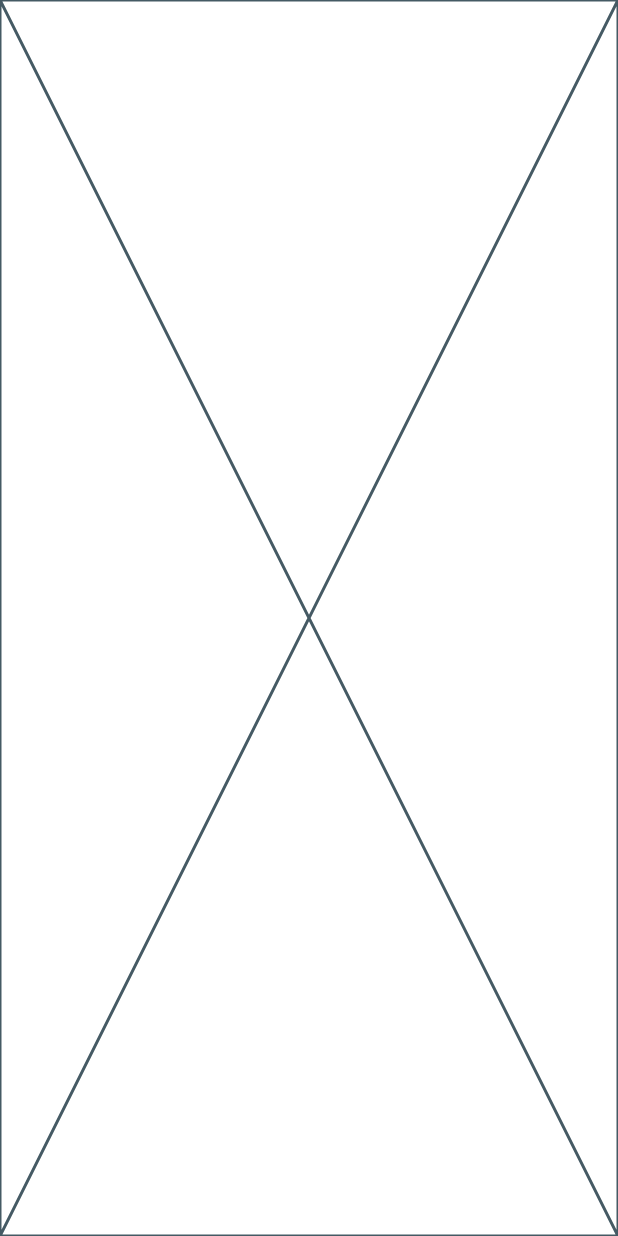
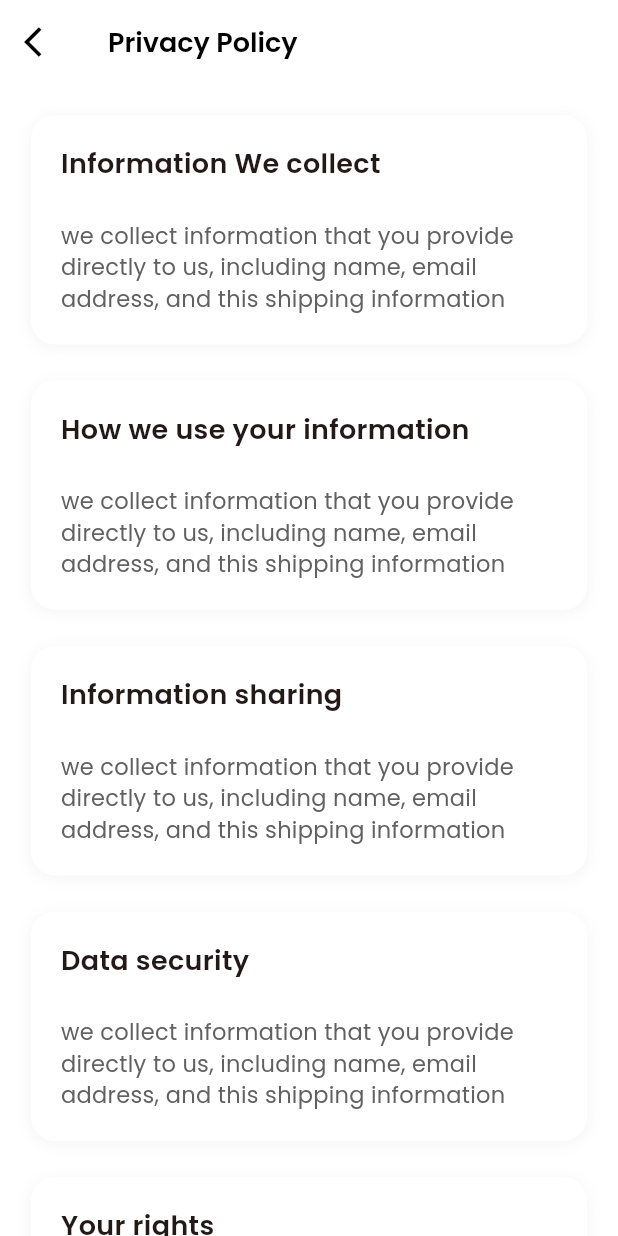
Before and after one commit to Thilina-S/shoestore_flutter, a Flutter app: the SettingsScreen screen opened directly, after a tap on "Privacy Policy", on a phone screen of 412 x 824 dp. Run offline on Flutter 3.47's test engine with Material 3 defaults, Android fonts, the light colour scheme and no system bars; our stand-ins replace get, get_storage, google_fonts, share_plus; accounts and stored records are empty.

Commit message:
completed the privacy policy screens

```diff
--- a/lib/view/privacy policy/screens/privacy_policy_screen.dart
+++ b/lib/view/privacy policy/screens/privacy_policy_screen.dart
@@ -1,10 +1,79 @@
+import 'dart:ui';
+
 import 'package:flutter/material.dart';
+import 'package:get/get.dart';
+import 'package:shoestore/utils/app_textstyles.dart';
+import 'package:shoestore/view/privacy%20policy/widgets/info_section.dart';
 
 class PrivacyPolicyScreen extends StatelessWidget {
   const PrivacyPolicyScreen({super.key});
 
   @override
   Widget build(BuildContext context) {
-    return const Placeholder();
+    final isDark = Theme.of(context).brightness == Brightness.dark;
+    final screenSize = MediaQuery.of(context).size;
+
+    return Scaffold(
+      backgroundColor: Theme.of(context).scaffoldBackgroundColor,
+      appBar: AppBar(
+        leading: IconButton(onPressed: () => Get.back(),
+        icon: Icon(
+          Icons.arrow_back_ios,
+          color: isDark ? Colors.white: Colors.black,
+        ),
+        ),
+        title: Text(
+          'Privacy Policy',
+          style: AppTextStyle.withColor(
+            AppTextStyle.h3,
+            isDark ? Colors.white : Colors.black,
+          ),
+        ),
+      ),
+      body: SingleChildScrollView(
+        child: Container(
+          padding: EdgeInsets.all(screenSize.width * 0.05),
+          child:  Column(
+            crossAxisAlignment: CrossAxisAlignment.start,
+            children: [
+              InfoSection(
+                title: 'Information We collect',
+                content: 'we collect information that you provide directly to us, including name, email address, and this shipping information',
+              ),
+              InfoSection(
+                title: 'How we use your information',
+                content: 'we collect information that you provide directly to us, including name, email address, and this shipping information',
+              ),
+              InfoSection(
+                title: 'Information sharing',
+                content: 'we collect information that you provide directly to us, including name, email address, and this shipping information',
+              ),
+              InfoSection(
+                title: 'Data security',
+                content: 'we collect information that you provide directly to us, including name, email address, and this shipping information',
+              ),
+              InfoSection(
+                title: 'Your rights',
+                content: 'we collect information that you provide directly to us, including name, email address, and this shipping information',
+              ),
+              InfoSection(
+                title: 'Cookie policy',
+                content: 'we collect information that you provide directly to us, including name, email address, and this shipping information',
+              ),
+
+              const SizedBox(height: 24),
+              Text(
+                'Last update: March 2024',
+                style: AppTextStyle.withColor(
+                  AppTextStyle.bodySmall,
+                  isDark ? Colors.grey[400]! : Colors.grey[600]!,
+                ),
+              )
+
+            ],
+          ),
+        ),
+      ),
+    );
   }
 }
--- /dev/null
+++ b/lib/view/privacy policy/widgets/info_section.dart
@@ -0,0 +1,50 @@
+import 'package:flutter/material.dart';
+import 'package:shoestore/utils/app_textstyles.dart';
+
+class InfoSection extends StatelessWidget {
+  final String title;
+  final String content;
+  const InfoSection({super.key, required this.title, required this.content});
+
+  @override
+  Widget build(BuildContext context) {
+    final isDark = Theme.of(context).brightness == Brightness.dark;
+
+    return Container(
+      margin: const EdgeInsets.only(bottom: 24),
+      padding: const EdgeInsets.all(20),
+      decoration: BoxDecoration(
+        color: Theme.of(context).cardColor,
+        borderRadius: BorderRadius.circular(16),
+        boxShadow: [
+          BoxShadow(
+            color: isDark ? Colors.black.withOpacity(0.2) : Colors.grey.withOpacity(0.1),
+            blurRadius: 8,
+            offset: const Offset(0, 2),
+          ),
+        ]
+      ),
+      child: Column(
+        crossAxisAlignment: CrossAxisAlignment.start,
+        children: [
+          Text(
+            title,
+            style: AppTextStyle.withColor(
+              AppTextStyle.h3,
+              Theme.of(context).textTheme.bodyLarge!.color!,
+            ),
+          ),
+          const SizedBox(height: 24),
+          Text(
+            content,
+            style: AppTextStyle.withColor(
+              AppTextStyle.bodyMedium,
+              isDark ? Colors.grey[300]! : Colors.grey[700]!,
+            ),
+
+          )
+        ],
+      ),
+    );
+  }
+}
--- a/lib/view/settings_screen.dart
+++ b/lib/view/settings_screen.dart
@@ -3,6 +3,7 @@ import 'package:get/get.dart';
 import 'package:shoestore/controllers/theme_controller.dart';
 import 'package:shoestore/utils/app_textstyles.dart';
 import 'package:shoestore/view/privacy%20policy/screens/privacy_policy_screen.dart';
+import 'package:shoestore/view/terms%20of%20service/screen/terms_of_service_screen.dart';
 
 
 class SettingsScreen extends StatelessWidget {
@@ -66,6 +67,7 @@ class SettingsScreen extends StatelessWidget {
                 'Terms of Service',
                 'Read our terms of service',
                 Icons.description_outlined,
+                onTap: () => Get.to(() => const TermsOfServiceScreen()),
               ),
             ]),
 
```
Also changed, not shown: lib/view/terms of service/screen/terms_of_service_screen.dart (added, +81 -0 lines).
